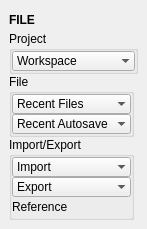
First picture: the form in tentacle/ui/file.ui, repository m3trik/tentacle, before the edit.
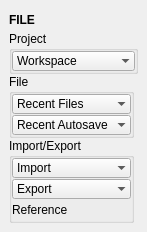
Second picture: the form after the edit. Custom widgets are drawn as their Qt base class.

```diff
--- a/tentacle/ui/file.ui
+++ b/tentacle/ui/file.ui
@@ -157,7 +157,7 @@
         </property>
         <layout class="QVBoxLayout" name="verticalLayout_3">
          <property name="spacing">
-          <number>0</number>
+          <number>1</number>
          </property>
          <property name="leftMargin">
           <number>0</number>
@@ -253,7 +253,7 @@
         </property>
         <layout class="QVBoxLayout" name="verticalLayout_4">
          <property name="spacing">
-          <number>0</number>
+          <number>1</number>
          </property>
          <property name="leftMargin">
           <number>0</number>
```
Left out of the diff: 4 changed lines with no effect on the pictures.
